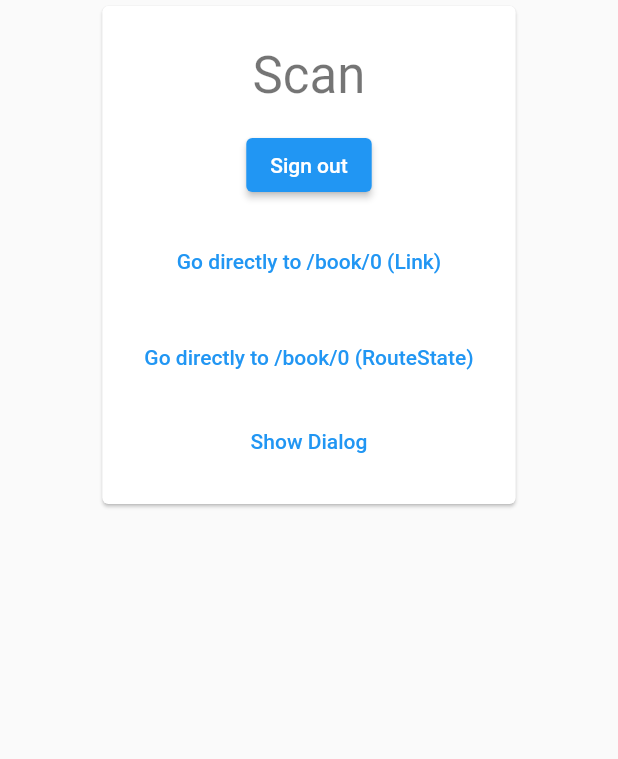
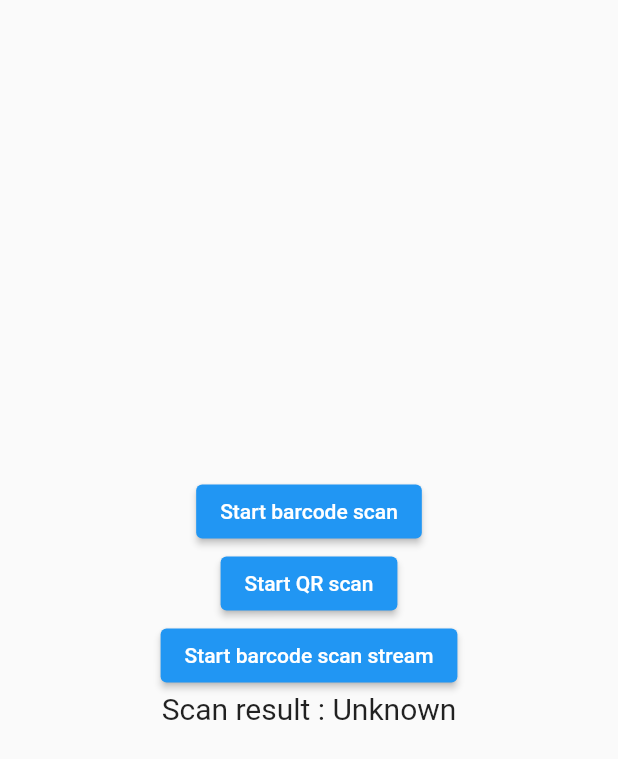
Before and after one commit to jawillhoite/smartcart, a Flutter app: the ScanScreen screen opened directly, on a phone screen of 412 x 824 dp. Shown: the top 759 px of the screen. Run offline on Flutter 3.47's test engine with Material 2 defaults, Android fonts, the phone set to English and light mode, and no system bars; our stand-ins replace url_strategy; missing offline and left inert: flutter_barcode_scanner, path_to_regexp.

Commit message:
add scan and other

```diff
--- a/lib/src/screens/scan.dart
+++ b/lib/src/screens/scan.dart
@@ -1,91 +1,101 @@
+import 'dart:async';
+
 import 'package:flutter/material.dart';
-import 'package:url_launcher/link.dart';
+import 'package:flutter/services.dart';
+import 'package:flutter_barcode_scanner/flutter_barcode_scanner.dart';
 
-import '../auth.dart';
-import '../routing.dart';
+
 
 class ScanScreen extends StatefulWidget {
   const ScanScreen({Key? key}) : super(key: key);
-
   @override
   _ScanScreenState createState() => _ScanScreenState();
 }
 
 class _ScanScreenState extends State<ScanScreen> {
+  String _scanBarcode = 'Unknown';
+
+  @override
+  void initState() {
+    super.initState();
+  }
+
+  Future<void> startBarcodeScanStream() async {
+    FlutterBarcodeScanner.getBarcodeStreamReceiver(
+            '#ff6666', 'Cancel', true, ScanMode.BARCODE)!
+        .listen((barcode) => print(barcode));
+  }
+
+  Future<void> scanQR() async {
+    String barcodeScanRes;
+    // Platform messages may fail, so we use a try/catch PlatformException.
+    try {
+      barcodeScanRes = await FlutterBarcodeScanner.scanBarcode(
+          '#ff6666', 'Cancel', true, ScanMode.QR);
+      print(barcodeScanRes);
+    } on PlatformException {
+      barcodeScanRes = 'Failed to get platform version.';
+    }
+
+    // If the widget was removed from the tree while the asynchronous platform
+    // message was in flight, we want to discard the reply rather than calling
+    // setState to update our non-existent appearance.
+    if (!mounted) return;
+
+    setState(() {
+      _scanBarcode = barcodeScanRes;
+    });
+  }
+
+  // Platform messages are asynchronous, so we initialize in an async method.
+  Future<void> scanBarcodeNormal() async {
+    String barcodeScanRes;
+    // Platform messages may fail, so we use a try/catch PlatformException.
+    try {
+      barcodeScanRes = await FlutterBarcodeScanner.scanBarcode(
+          '#ff6666', 'Cancel', true, ScanMode.BARCODE);
+      print(barcodeScanRes);
+    } on PlatformException {
+      barcodeScanRes = 'Failed to get platform version.';
+    }
+
+    // If the widget was removed from the tree while the asynchronous platform
+    // message was in flight, we want to discard the reply rather than calling
+    // setState to update our non-existent appearance.
+    if (!mounted) return;
+
+    setState(() {
+      _scanBarcode = barcodeScanRes;
+    });
+  }
+
   @override
   Widget build(BuildContext context) => Scaffold(
-        body: SafeArea(
-          child: SingleChildScrollView(
-            child: Align(
-              alignment: Alignment.topCenter,
-              child: ConstrainedBox(
-                constraints: const BoxConstraints(maxWidth: 400),
-                child: const Card(
-                  child: Padding(
-                    padding: EdgeInsets.symmetric(vertical: 18, horizontal: 12),
-                    child: ScanContent(),
-                  ),
-                ),
-              ),
-            ),
-          ),
-        ),
-      );
+        body: Builder(builder: (BuildContext context) {
+          return Container(
+              alignment: Alignment.center,
+              child: Flex(
+                  direction: Axis.vertical,
+                  mainAxisAlignment: MainAxisAlignment.center,
+                  children: <Widget>[
+                    ElevatedButton(
+                        onPressed: () => scanBarcodeNormal(),
+                        child: Text('Start barcode scan')),
+                    ElevatedButton(
+                        onPressed: () => scanQR(),
+                        child: Text('Start QR scan')),
+                    ElevatedButton(
+                        onPressed: () => startBarcodeScanStream(),
+                        child: Text('Start barcode scan stream')),
+                    Text('Scan result : $_scanBarcode\n',
+                        style: TextStyle(fontSize: 20))
+                  ]
+                )
+            );
+
+          }
+        )
+  );
+
+
 }
-
-class ScanContent extends StatelessWidget {
-  const ScanContent({
-    Key? key,
-  }) : super(key: key);
-
-  @override
-  Widget build(BuildContext context) => Column(
-        children: [
-          ...[
-            Text(
-              'Scan',
-              style: Theme.of(context).textTheme.headline4,
-            ),
-            ElevatedButton(
-              onPressed: () {
-                ShoppingListAuthScope.of(context).signOut();
-              },
-              child: const Text('Sign out'),
-            ),
-            Link(
-              uri: Uri.parse('/book/0'),
-              builder: (context, followLink) => TextButton(
-                onPressed: followLink,
-                child: const Text('Go directly to /book/0 (Link)'),
-              ),
-            ),
-            TextButton(
-              child: const Text('Go directly to /book/0 (RouteState)'),
-              onPressed: () {
-                RouteStateScope.of(context).go('/book/0');
-              },
-            ),
-          ].map((w) => Padding(padding: const EdgeInsets.all(8), child: w)),
-          TextButton(
-            onPressed: () => showDialog<String>(
-              context: context,
-              builder: (context) => AlertDialog(
-                title: const Text('Alert!'),
-                content: const Text('The alert description goes here.'),
-                actions: <Widget>[
-                  TextButton(
-                    onPressed: () => Navigator.pop(context, 'Cancel'),
-                    child: const Text('Cancel'),
-                  ),
-                  TextButton(
-                    onPressed: () => Navigator.pop(context, 'OK'),
-                    child: const Text('OK'),
-                  ),
-                ],
-              ),
-            ),
-            child: const Text('Show Dialog'),
-          )
-        ],
-      );
-}
--- a/pubspec.yaml
+++ b/pubspec.yaml
@@ -29,6 +29,8 @@
 dependencies:
   flutter:
     sdk: flutter
+  flutter_barcode_scanner: ^2.0.0
+  barcode_scan: any
 
 
   # The following adds the Cupertino Icons font to your application.
```
Also changed, not shown: pubspec.lock.
